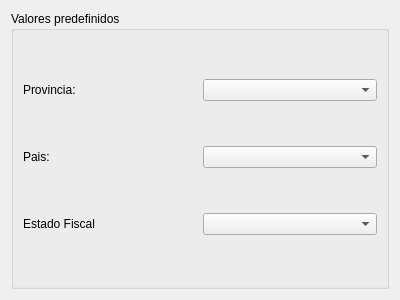
The window that trunk/src/formprefclientesbase.ui (chungote/gestotux) describes before a commit, drawn with Qt 5.
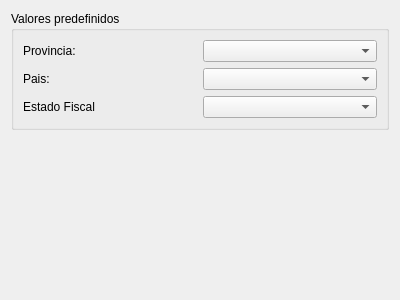
The same window after the commit. Custom widgets are drawn as their Qt base class.

Commit message: - Mejoradas ventanas de datos de preferencias de ctacte, cuotas, descuentos y clientes.

The edit to the form file:
```diff
--- a/trunk/src/formprefclientesbase.ui
+++ b/trunk/src/formprefclientesbase.ui
@@ -65,6 +65,19 @@
      </layout>
     </widget>
    </item>
+   <item row="1" column="0">
+    <spacer name="verticalSpacer">
+     <property name="orientation">
+      <enum>Qt::Vertical</enum>
+     </property>
+     <property name="sizeHint" stdset="0">
+      <size>
+       <width>20</width>
+       <height>40</height>
+      </size>
+     </property>
+    </spacer>
+   </item>
   </layout>
  </widget>
  <customwidgets>
```
The commit also changes 2 other files.
